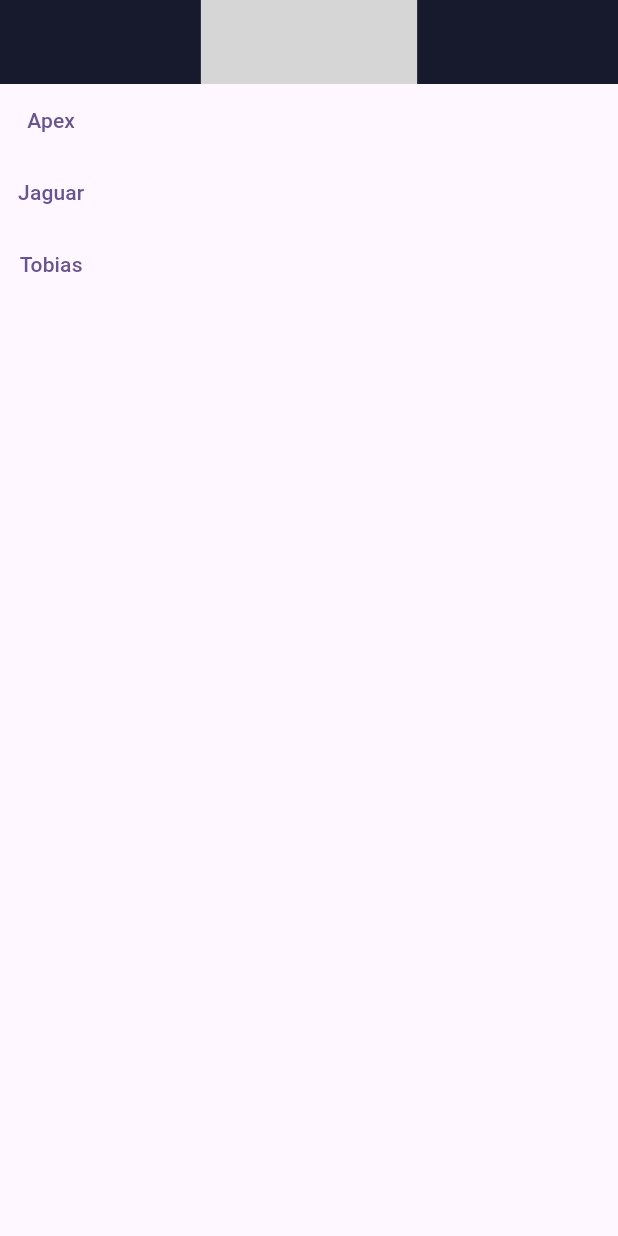
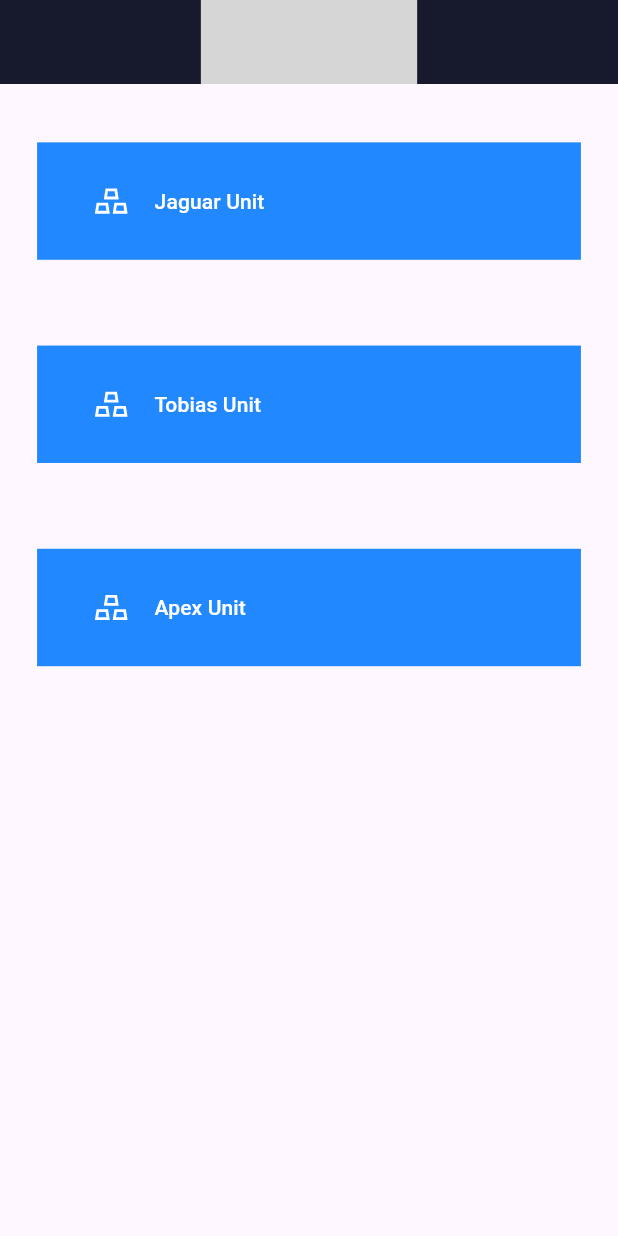
Before and after one commit to luizmaachado/tree-view, a Flutter app: the screen it shows after launch, on a phone screen of 412 x 824 dp. Run offline on Flutter 3.47's test engine with Material 3 defaults, Android fonts, the light colour scheme and no system bars; our stand-ins replace flutter_svg; grey boxes are pictures that could not be loaded.

Commit message:
develop: improvements on UI and addimg comment to functions and classes

```diff
--- a/tree_view/lib/constants/companies_enum.dart
+++ b/tree_view/lib/constants/companies_enum.dart
@@ -1 +1,2 @@
+/// enum with all companies registered
 enum CompaniesEnum { Apex, Jaguar, Tobias, None }
--- a/tree_view/lib/constants/resource_type_enum.dart
+++ b/tree_view/lib/constants/resource_type_enum.dart
@@ -1 +1,2 @@
+// enum with all resources type
 enum ResourceTypeEnum { Location, Asset }
--- a/tree_view/lib/main.dart
+++ b/tree_view/lib/main.dart
@@ -1,5 +1,5 @@
 import 'package:flutter/material.dart';
-import 'package:tree_view/view/companies.dart';
+import 'package:tree_view/view/pages/companies.dart';
 
 void main() {
   runApp(const MyApp());
@@ -8,7 +8,6 @@ void main() {
 class MyApp extends StatelessWidget {
   const MyApp({super.key});
 
-  // This widget is the root of your application.
   @override
   Widget build(BuildContext context) {
     return MaterialApp(
--- a/tree_view/lib/model/resource_model.dart
+++ b/tree_view/lib/model/resource_model.dart
@@ -1,5 +1,8 @@
 import 'package:tree_view/constants/resource_type_enum.dart';
 
+///
+/// Resource Model class (Location, Asset and Component)
+///
 class Resource {
   String id;
   String? parentId;
--- a/tree_view/lib/view/companies.dart
+++ /dev/null
@@ -1,57 +0,0 @@
-import 'package:flutter/material.dart';
-import 'package:tree_view/constants/companies_enum.dart';
-import 'package:tree_view/model/tree_model.dart';
-import 'package:tree_view/view/asset_tree.dart';
-import 'package:tree_view/view/components/app_bar.dart';
-import 'package:tree_view/view_model/tree_view_model.dart';
-
-class Companies extends StatelessWidget {
-  Companies({super.key});
-  TreeViewModel viewModel = TreeViewModel();
-
-  TreeModel tree = TreeModel();
-
-  @override
-  Widget build(BuildContext context) {
-    return SafeArea(
-        child: Scaffold(
-      appBar: CustomAppBar(isMainPage: true),
-      body: Column(
-        children: [
-          TextButton(
-            onPressed: () async {
-              Navigator.push(
-                  context,
-                  MaterialPageRoute(
-                      builder: (context) => AssetTreeView(
-                          viewModel: viewModel, company: CompaniesEnum.Apex)));
-            },
-            child: Text('Apex'),
-          ),
-          TextButton(
-            onPressed: () async {
-              Navigator.push(
-                  context,
-                  MaterialPageRoute(
-                      builder: (context) => AssetTreeView(
-                          viewModel: viewModel,
-                          company: CompaniesEnum.Jaguar)));
-            },
-            child: Text('Jaguar'),
-          ),
-          TextButton(
-            onPressed: () async {
-              Navigator.push(
-                  context,
-                  MaterialPageRoute(
-                      builder: (context) => AssetTreeView(
-                          viewModel: viewModel,
-                          company: CompaniesEnum.Tobias)));
-            },
-            child: Text('Tobias'),
-          )
-        ],
-      ),
-    ));
-  }
-}
--- /dev/null
+++ b/tree_view/lib/view/pages/companies.dart
@@ -0,0 +1,134 @@
+import 'package:flutter/material.dart';
+import 'package:flutter_svg/svg.dart';
+import 'package:tree_view/constants/companies_enum.dart';
+import 'package:tree_view/model/tree_model.dart';
+import 'package:tree_view/view/pages/asset_tree.dart';
+import 'package:tree_view/view/widgets/app_bar.dart';
+import 'package:tree_view/view_model/tree_view_model.dart';
+
+///
+/// Page that shows all companies
+///
+
+class Companies extends StatelessWidget {
+  Companies({super.key});
+  TreeViewModel viewModel = TreeViewModel();
+
+  TreeModel tree = TreeModel();
+
+  @override
+  Widget build(BuildContext context) {
+    Size screenSize = MediaQuery.of(context).size;
+    return SafeArea(
+        child: Scaffold(
+            appBar: CustomAppBar(isMainPage: true),
+            body: Center(
+              child: Column(
+                children: [
+                  TextButton(
+                    onPressed: () async {
+                      Navigator.push(
+                          context,
+                          MaterialPageRoute(
+                              builder: (context) => AssetTreeView(
+                                  viewModel: viewModel,
+                                  company: CompaniesEnum.Jaguar)));
+                    },
+                    child: Container(
+                        margin: EdgeInsets.only(
+                            top: screenSize.height * 0.0375,
+                            bottom: screenSize.height * 0.0125),
+                        height: screenSize.height * 0.095,
+                        width: screenSize.width * 0.88,
+                        color: const Color.fromARGB(255, 33, 136, 255),
+                        child: Row(children: [
+                          SizedBox(
+                            width: screenSize.width * 0.09,
+                          ),
+                          SvgPicture.asset(
+                            'assets/icons/companies.svg',
+                            color: Colors.white,
+                            width: screenSize.width * 0.06,
+                          ),
+                          SizedBox(
+                            width: screenSize.width * 0.04,
+                          ),
+                          const Text(
+                            'Jaguar Unit',
+                            style: TextStyle(color: Colors.white),
+                          )
+                        ])),
+                  ),
+                  TextButton(
+                    onPressed: () async {
+                      Navigator.push(
+                          context,
+                          MaterialPageRoute(
+                              builder: (context) => AssetTreeView(
+                                  viewModel: viewModel,
+                                  company: CompaniesEnum.Tobias)));
+                    },
+                    child: Container(
+                        margin: EdgeInsets.only(
+                            top: screenSize.height * 0.0375,
+                            bottom: screenSize.height * 0.0125),
+                        height: screenSize.height * 0.095,
+                        width: screenSize.width * 0.88,
+                        color: const Color.fromARGB(255, 33, 136, 255),
+                        child: Row(children: [
+                          SizedBox(
+                            width: screenSize.width * 0.09,
+                          ),
+                          SvgPicture.asset(
+                            'assets/icons/companies.svg',
+                            color: Colors.white,
+                            width: screenSize.width * 0.06,
+                          ),
+                          SizedBox(
+                            width: screenSize.width * 0.04,
+                          ),
+                          const Text(
+                            'Tobias Unit',
+                            style: TextStyle(color: Colors.white),
+                          )
+                        ])),
+                  ),
+                  TextButton(
+                    onPressed: () async {
+                      Navigator.push(
+                          context,
+                          MaterialPageRoute(
+                              builder: (context) => AssetTreeView(
+                                  viewModel: viewModel,
+                                  company: CompaniesEnum.Apex)));
+                    },
+                    child: Container(
+                        margin: EdgeInsets.only(
+                            top: screenSize.height * 0.0375,
+                            bottom: screenSize.height * 0.0125),
+                        height: screenSize.height * 0.095,
+                        width: screenSize.width * 0.88,
+                        color: const Color.fromARGB(255, 33, 136, 255),
+                        child: Row(children: [
+                          SizedBox(
+                            width: screenSize.width * 0.09,
+                          ),
+                          SvgPicture.asset(
+                            'assets/icons/companies.svg',
+                            color: Colors.white,
+                            width: screenSize.width * 0.06,
+                          ),
+                          SizedBox(
+                            width: screenSize.width * 0.04,
+                          ),
+                          const Text(
+                            'Apex Unit',
+                            style: TextStyle(color: Colors.white),
+                          )
+                        ])),
+                  ),
+                ],
+              ),
+            )));
+  }
+}
--- a/tree_view/lib/view/components/app_bar.dart
+++ b/tree_view/lib/view/widgets/app_bar.dart
@@ -3,6 +3,10 @@ import 'package:flutter/material.dart';
 import 'package:flutter/widgets.dart';
 import 'package:flutter_svg/svg.dart';
 
+///
+/// Custom app bar
+/// requires bool isMainPage to check if its a main page
+///
 class CustomAppBar extends AppBar {
   bool isMainPage;
 
```
Also changed, not shown: tree_view/lib/model/tree_model.dart (+13 -0 lines), tree_view/lib/view/components/button.dart (deleted, +0 -39 lines), tree_view/lib/view/components/tree_list.dart (+5 -2 lines), tree_view/lib/view/components/tree_tile.dart (+41 -24 lines), tree_view/lib/view/pages/asset_tree.dart (renamed from tree_view/lib/view/asset_tree.dart, +58 -22 lines), tree_view/lib/view_model/tree_view_model.dart (+11 -0 lines), tree_view/assets/icons/bolt.svg, tree_view/assets/icons/companies.svg (added), tree_view/assets/icons/down.svg (added), tree_view/assets/icons/left.svg (added), tree_view/assets/icons/right.svg (added).
